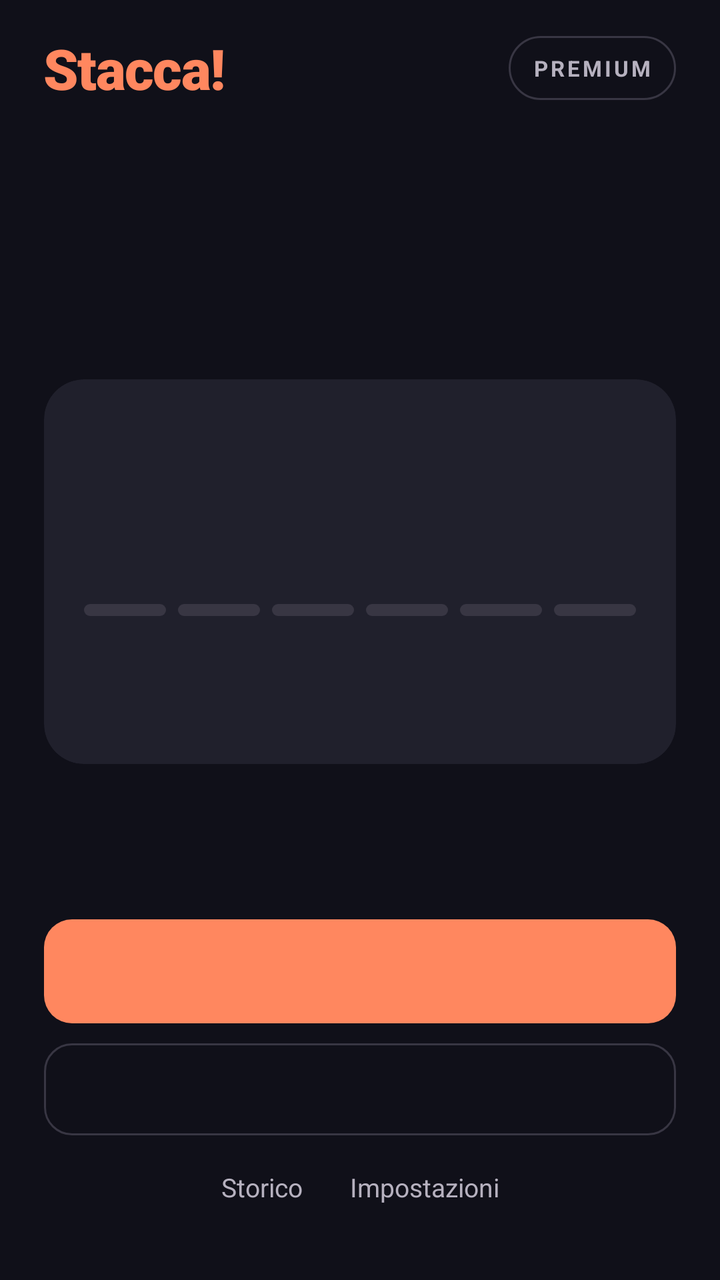
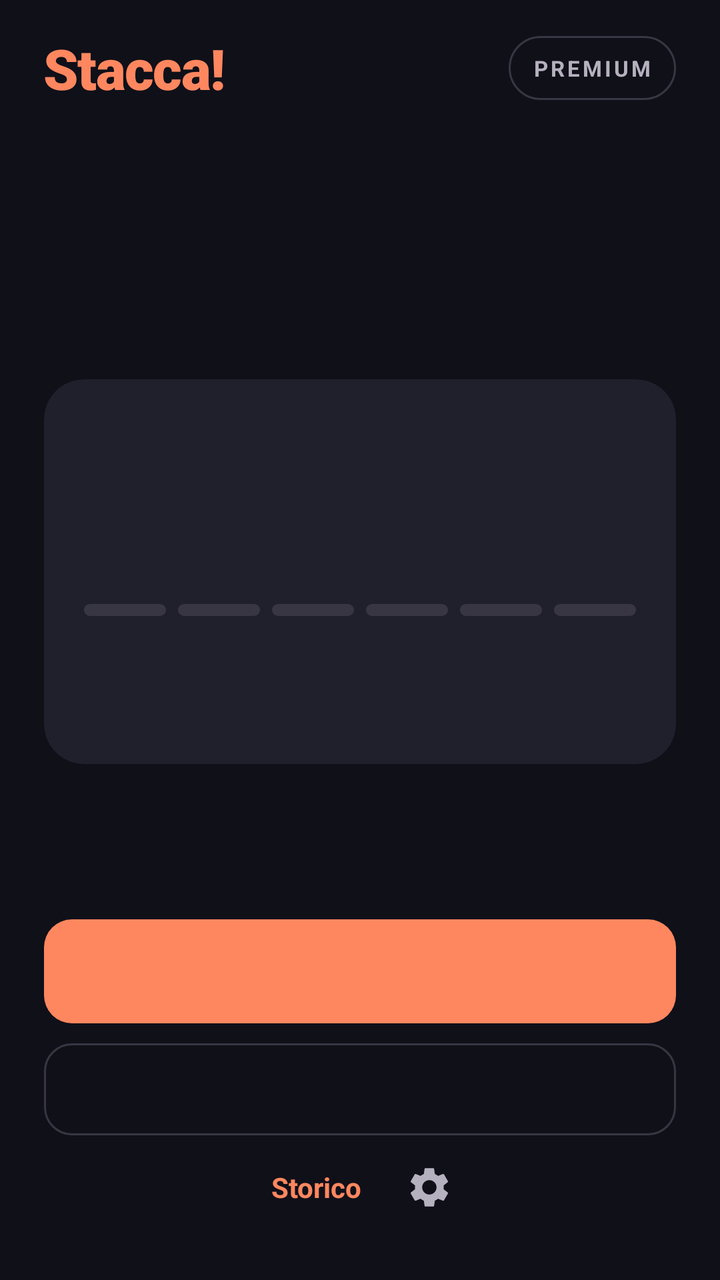

The first picture is an Android layout as it rendered before a commit; the second is the same layout after the commit. The layout source and the unified diff follow.
<!-- AndroidManifest.xml: activity theme Theme.Stacca -->
<!-- res/layout/activity_main.xml -->
<?xml version="1.0" encoding="utf-8"?>
<ScrollView xmlns:android="http://schemas.android.com/apk/res/android"
    xmlns:app="http://schemas.android.com/apk/res-auto"
    android:layout_width="match_parent"
    android:layout_height="match_parent"
    android:background="@color/home_bg"
    android:fillViewport="true">

    <LinearLayout
        android:layout_width="match_parent"
        android:layout_height="match_parent"
        android:orientation="vertical"
        android:paddingStart="22dp"
        android:paddingEnd="22dp"
        android:paddingTop="12dp"
        android:paddingBottom="8dp">

        
        <LinearLayout
            android:layout_width="match_parent"
            android:layout_height="wrap_content"
            android:orientation="horizontal"
            android:gravity="center_vertical"
            android:minHeight="44dp">

            <TextView
                android:id="@+id/tvAppTitle"
                android:layout_width="0dp"
                android:layout_height="wrap_content"
                android:layout_weight="1"
                android:text="@string/app_name"
                android:textSize="28sp"
                android:fontFamily="sans-serif-black"
                android:letterSpacing="-0.02"
                android:textColor="@color/home_accent" />

            <TextView
                android:id="@+id/tvPremiumBadge"
                android:layout_width="wrap_content"
                android:layout_height="wrap_content"
                android:minHeight="32dp"
                android:gravity="center"
                android:background="@drawable/bg_badge"
                android:paddingStart="12dp"
                android:paddingEnd="12dp"
                android:text="@string/premium_badge"
                android:textSize="11sp"
                android:textStyle="bold"
                android:letterSpacing="0.12"
                android:textColor="@color/home_text_secondary" />
        </LinearLayout>

        
        <LinearLayout
            android:id="@+id/cardPermissions"
            android:layout_width="match_parent"
            android:layout_height="0dp"
            android:layout_weight="1"
            android:paddingBottom="40dp"
            android:orientation="vertical"
            android:visibility="gone">

            
            <TextView
                android:layout_width="wrap_content"
                android:layout_height="wrap_content"
                android:layout_marginTop="20dp"
                android:text="@string/perm_v2_label"
                android:textSize="12sp"
                android:textStyle="bold"
                android:letterSpacing="0.14"
                android:textColor="@color/home_accent" />

            <TextView
                android:layout_width="match_parent"
                android:layout_height="wrap_content"
                android:layout_marginTop="6dp"
                android:text="@string/perm_v2_title"
                android:textSize="18sp"
                android:textStyle="bold"
                android:textColor="@color/home_text" />

            
            <Space
                android:layout_width="match_parent"
                android:layout_height="0dp"
                android:layout_weight="1"
                android:minHeight="16dp" />

            <com.google.android.material.card.MaterialCardView
                style="@style/Stacca.Settings.Card">

                <LinearLayout
                    android:layout_width="match_parent"
                    android:layout_height="wrap_content"
                    android:orientation="vertical">

                    <LinearLayout
                        android:id="@+id/rowPermNotification"
                        style="@style/Stacca.Settings.Row"
                        android:background="?attr/selectableItemBackground">
                        <LinearLayout style="@style/Stacca.Settings.RowTexts">
                            <TextView style="@style/Stacca.Settings.RowTitle" android:text="@string/perm_v2_notif_title" />
                            <TextView style="@style/Stacca.Settings.RowDesc" android:text="@string/perm_v2_notif_desc" />
                        </LinearLayout>
                        <TextView
                            android:id="@+id/tvPermNotification"
                            style="@style/Stacca.Permission.Status" />
                    </LinearLayout>

                    <View style="@style/Stacca.Settings.Divider" />

                    <LinearLayout
                        android:id="@+id/rowPermExactAlarm"
                        style="@style/Stacca.Settings.Row"
                        android:background="?attr/selectableItemBackground">
                        <LinearLayout style="@style/Stacca.Settings.RowTexts">
                            <TextView style="@style/Stacca.Settings.RowTitle" android:text="@string/perm_v2_exact_title" />
                            <TextView style="@style/Stacca.Settings.RowDesc" android:text="@string/perm_v2_exact_desc" />
                        </LinearLayout>
                        <TextView
                            android:id="@+id/tvPermExactAlarm"
                            style="@style/Stacca.Permission.Status" />
                    </LinearLayout>

                    <View style="@style/Stacca.Settings.Divider" />

                    <LinearLayout
                        android:id="@+id/rowPermBattery"
                        style="@style/Stacca.Settings.Row"
                        android:background="?attr/selectableItemBackground">
                        <LinearLayout style="@style/Stacca.Settings.RowTexts">
                            <TextView style="@style/Stacca.Settings.RowTitle" android:text="@string/perm_v2_battery_title" />
                            <TextView style="@style/Stacca.Settings.RowDesc" android:text="@string/perm_v2_battery_desc" />
                        </LinearLayout>
                        <TextView
                            android:id="@+id/tvPermBattery"
                            style="@style/Stacca.Permission.Status" />
                    </LinearLayout>
                </LinearLayout>
            </com.google.android.material.card.MaterialCardView>

            <Space
                android:layout_width="match_parent"
                android:layout_height="0dp"
                android:layout_weight="1" />
        </LinearLayout>

        
        <LinearLayout
            android:id="@+id/homeContent"
            android:layout_width="match_parent"
            android:layout_height="0dp"
            android:layout_weight="1"
            android:orientation="vertical">

            <Space
                android:id="@+id/spaceTop"
                android:layout_width="match_parent"
                android:layout_height="20dp" />

            
            <TextView
                android:id="@+id/tvHeroLabel"
                android:layout_width="wrap_content"
                android:layout_height="wrap_content"
                android:textSize="12sp"
                android:textStyle="bold"
                android:letterSpacing="0.14"
                android:textColor="@color/home_text_secondary" />

            <TextView
                android:id="@+id/tvHeroTitle"
                android:layout_width="match_parent"
                android:layout_height="wrap_content"
                android:layout_marginTop="10dp"
                android:textSize="30sp"
                android:fontFamily="sans-serif-black"
                android:lineSpacingMultiplier="1.08"
                android:letterSpacing="-0.01"
                android:textColor="@color/home_text" />

            <TextView
                android:id="@+id/tvHeroSub"
                android:layout_width="match_parent"
                android:layout_height="wrap_content"
                android:layout_marginTop="8dp"
                android:textSize="14sp"
                android:textColor="@color/home_text_secondary" />

            
            <com.google.android.material.card.MaterialCardView
                android:id="@+id/cardInfo"
                android:layout_width="match_parent"
                android:layout_height="wrap_content"
                android:layout_marginTop="20dp"
                app:cardBackgroundColor="@color/home_surface"
                app:cardCornerRadius="20dp"
                app:cardElevation="0dp"
                app:strokeWidth="0dp">

                <LinearLayout
                    android:layout_width="match_parent"
                    android:layout_height="wrap_content"
                    android:orientation="vertical"
                    android:padding="20dp">

                    <TextView
                        android:id="@+id/tvCardLabel"
                        android:layout_width="wrap_content"
                        android:layout_height="wrap_content"
                        android:textSize="12sp"
                        android:textStyle="bold"
                        android:letterSpacing="0.14"
                        android:textColor="@color/home_text_secondary" />

                    <TextView
                        android:id="@+id/tvCardValue"
                        android:layout_width="wrap_content"
                        android:layout_height="wrap_content"
                        android:layout_marginTop="6dp"
                        android:textSize="46sp"
                        android:textStyle="bold"
                        android:fontFeatureSettings="tnum"
                        android:letterSpacing="-0.02"
                        android:includeFontPadding="false"
                        android:textColor="@color/home_text" />

                    
                    <LinearLayout
                        android:id="@+id/segments"
                        android:layout_width="match_parent"
                        android:layout_height="6dp"
                        android:layout_marginTop="16dp"
                        android:orientation="horizontal">

                        <View android:id="@+id/seg1" android:layout_width="0dp" android:layout_height="match_parent" android:layout_weight="1" android:layout_marginEnd="6dp" android:background="@drawable/bg_segment" />
                        <View android:id="@+id/seg2" android:layout_width="0dp" android:layout_height="match_parent" android:layout_weight="1" android:layout_marginEnd="6dp" android:background="@drawable/bg_segment" />
                        <View android:id="@+id/seg3" android:layout_width="0dp" android:layout_height="match_parent" android:layout_weight="1" android:layout_marginEnd="6dp" android:background="@drawable/bg_segment" />
                        <View android:id="@+id/seg4" android:layout_width="0dp" android:layout_height="match_parent" android:layout_weight="1" android:layout_marginEnd="6dp" android:background="@drawable/bg_segment" />
                        <View android:id="@+id/seg5" android:layout_width="0dp" android:layout_height="match_parent" android:layout_weight="1" android:layout_marginEnd="6dp" android:background="@drawable/bg_segment" />
                        <View android:id="@+id/seg6" android:layout_width="0dp" android:layout_height="match_parent" android:layout_weight="1" android:background="@drawable/bg_segment" />
                    </LinearLayout>

                    
                    <LinearLayout
                        android:layout_width="match_parent"
                        android:layout_height="wrap_content"
                        android:layout_marginTop="10dp"
                        android:orientation="horizontal"
                        android:gravity="center_vertical">

                        <TextView
                            android:id="@+id/tvCardFootLeft"
                            android:layout_width="0dp"
                            android:layout_height="wrap_content"
                            android:layout_weight="1"
                            android:textSize="13sp"
                            android:textColor="@color/home_text_secondary" />

                        <TextView
                            android:id="@+id/tvCardFootRight"
                            android:layout_width="wrap_content"
                            android:layout_height="wrap_content"
                            android:minHeight="44dp"
                            android:minWidth="44dp"
                            android:gravity="center_vertical|end"
                            android:textSize="13sp"
                            android:fontFeatureSettings="tnum"
                            android:textColor="@color/home_text_secondary" />
                    </LinearLayout>

                </LinearLayout>
            </com.google.android.material.card.MaterialCardView>

            <Space
                android:id="@+id/spaceBottom"
                android:layout_width="match_parent"
                android:layout_height="0dp"
                android:layout_weight="3"
                android:minHeight="20dp" />

            
            <TextView
                android:id="@+id/tvExplain"
                android:layout_width="match_parent"
                android:layout_height="wrap_content"
                android:layout_marginBottom="10dp"
                android:textSize="14sp"
                android:textColor="@color/home_text_secondary" />

            
            <com.google.android.material.button.MaterialButton
                android:id="@+id/btnPrimary"
                android:layout_width="match_parent"
                android:layout_height="52dp"
                android:insetTop="0dp"
                android:insetBottom="0dp"
                android:textSize="17sp"
                android:textStyle="bold"
                android:textAllCaps="false"
                android:letterSpacing="0"
                android:textColor="@color/home_on_accent"
                app:backgroundTint="@color/home_accent"
                app:cornerRadius="14dp"
                app:elevation="0dp" />

            <com.google.android.material.button.MaterialButton
                android:id="@+id/btnSecondary"
                style="@style/Widget.Material3.Button.OutlinedButton"
                android:layout_width="match_parent"
                android:layout_height="46dp"
                android:layout_marginTop="10dp"
                android:insetTop="0dp"
                android:insetBottom="0dp"
                android:textSize="15sp"
                android:textStyle="bold"
                android:textAllCaps="false"
                android:letterSpacing="0"
                android:textColor="@color/home_text"
                app:strokeColor="@color/home_border"
                app:strokeWidth="1dp"
                app:cornerRadius="14dp" />

            
            <LinearLayout
                android:layout_width="match_parent"
                android:layout_height="wrap_content"
                android:layout_marginTop="4dp"
                android:orientation="horizontal"
                android:gravity="center">

                <TextView
                    android:id="@+id/tvSnooze"
                    android:layout_width="0dp"
                    android:layout_height="wrap_content"
                    android:layout_weight="1"
                    android:minHeight="44dp"
                    android:gravity="center_vertical|start"
                    android:textSize="14sp"
                    android:textColor="@color/home_text"
                    android:background="?attr/selectableItemBackground"
                    android:visibility="gone" />

                <TextView
                    android:id="@+id/btnHistory"
                    android:layout_width="wrap_content"
                    android:layout_height="wrap_content"
                    android:minHeight="44dp"
                    android:minWidth="44dp"
                    android:paddingStart="12dp"
                    android:paddingEnd="12dp"
                    android:gravity="center"
                    android:text="@string/history_screen_title"
                    android:textSize="13sp"
                    android:textColor="@color/home_text_secondary"
                    android:background="?attr/selectableItemBackgroundBorderless" />

                <TextView
                    android:id="@+id/btnSettings"
                    android:layout_width="wrap_content"
                    android:layout_height="wrap_content"
                    android:minHeight="44dp"
                    android:minWidth="44dp"
                    android:paddingStart="12dp"
                    android:paddingEnd="12dp"
                    android:gravity="center"
                    android:text="@string/home_settings"
                    android:textSize="13sp"
                    android:textColor="@color/home_text_secondary"
                    android:background="?attr/selectableItemBackgroundBorderless" />
            </LinearLayout>

            
            <Space
                android:layout_width="match_parent"
                android:layout_height="0dp"
                android:layout_weight="1" />

        </LinearLayout>

    </LinearLayout>
</ScrollView>
<!-- resources referenced by this layout -->
<resources>
  <color name="home_accent">#FF875F</color>
  <color name="home_bg">#101019</color>
  <color name="home_border">#383643</color>
  <color name="home_on_accent">#20110B</color>
  <color name="home_surface">#20202C</color>
  <color name="home_text">#F8F5F0</color>
  <color name="home_text_secondary">#B6B1BF</color>
  <!-- drawable bg_segment (drawable) -->
  <?xml version="1.0" encoding="utf-8"?>
  <shape xmlns:android="http://schemas.android.com/apk/res/android"
      android:shape="rectangle">
      <solid android:color="@color/home_border" />
      <corners android:radius="3dp" />
  </shape>
  <string name="app_name">Stacca!</string>
  <string name="history_screen_title">Storico</string>
  <string name="home_settings">Impostazioni</string>
  <string name="perm_v2_battery_desc">Per non farmi addormentare da Android.</string>
  <string name="perm_v2_battery_title">Batteria senza limiti</string>
  <string name="perm_v2_exact_desc">Per suonare all\'orario giusto, non dopo.</string>
  <string name="perm_v2_exact_title">Allarmi puntuali</string>
  <string name="perm_v2_label">PRIMA DI INIZIARE</string>
  <string name="perm_v2_notif_desc">Per dirti quando è ora di staccare.</string>
  <string name="perm_v2_notif_title">Notifiche</string>
  <string name="perm_v2_title">Tre permessi e sono pronta.</string>
  <string name="premium_badge">PREMIUM</string>
  <style name="Stacca.Settings.Divider">
          <item name="android:layout_width">match_parent</item>
          <item name="android:layout_height">1dp</item>
          <item name="android:layout_marginStart">20dp</item>
          <item name="android:background">@color/home_border</item>
      </style>
  <style name="Stacca.Settings.RowTexts">
          <item name="android:layout_width">0dp</item>
          <item name="android:layout_height">wrap_content</item>
          <item name="android:layout_weight">1</item>
          <item name="android:layout_marginEnd">12dp</item>
          <item name="android:orientation">vertical</item>
      </style>
  <dimen name="settings_row_min_height">52dp</dimen>
  <dimen name="settings_row_padding_v">10dp</dimen>
  <color name="primary">#FF6B35</color>
  <color name="primary_dark">#E55A2B</color>
  <color name="on_primary">#FFFFFF</color>
  <color name="secondary">#7B2FF7</color>
  <color name="on_secondary">#FFFFFF</color>
  <color name="tertiary">#00C9A7</color>
  <color name="on_tertiary">#FFFFFF</color>
  <color name="background_dark">#0D0D1A</color>
  <color name="surface">#16213E</color>
  <color name="surface_variant">#1E2A4A</color>
  <color name="text_primary">#FFFFFF</color>
  <color name="text_secondary">#B0B0CC</color>
  <color name="text_hint">#6E6E8A</color>
  <!-- unchanged entries left out for length: 7 -->
</resources>

<!-- the commit's change to res/layout/activity_main.xml (unified diff, before → after) -->
@@ -352,22 +352,20 @@
                     android:paddingEnd="12dp"
                     android:gravity="center"
                     android:text="@string/history_screen_title"
-                    android:textSize="13sp"
-                    android:textColor="@color/home_text_secondary"
+                    android:textSize="14sp"
+                    android:textStyle="bold"
+                    android:textColor="@color/home_accent"
                     android:background="?attr/selectableItemBackgroundBorderless" />
 
-                <TextView
+                
+                <ImageView
                     android:id="@+id/btnSettings"
-                    android:layout_width="wrap_content"
-                    android:layout_height="wrap_content"
-                    android:minHeight="44dp"
-                    android:minWidth="44dp"
-                    android:paddingStart="12dp"
-                    android:paddingEnd="12dp"
-                    android:gravity="center"
-                    android:text="@string/home_settings"
-                    android:textSize="13sp"
-                    android:textColor="@color/home_text_secondary"
+                    android:layout_width="44dp"
+                    android:layout_height="44dp"
+                    android:padding="10dp"
+                    android:src="@drawable/ic_settings"
+                    android:contentDescription="@string/home_settings"
+                    app:tint="@color/home_text_secondary"
                     android:background="?attr/selectableItemBackgroundBorderless" />
             </LinearLayout>
 
<!-- resource entries referenced after the edit -->
@@ -14,6 +14,17 @@
       <solid android:color="@color/home_border" />
       <corners android:radius="3dp" />
   </shape>
+  <!-- drawable ic_settings (drawable) -->
+  <?xml version="1.0" encoding="utf-8"?>
+  <vector xmlns:android="http://schemas.android.com/apk/res/android"
+      android:width="24dp"
+      android:height="24dp"
+      android:viewportWidth="24"
+      android:viewportHeight="24">
+      <path
+          android:fillColor="#FFFFFFFF"
+          android:pathData="M19.14,12.94c0.04,-0.3 0.06,-0.61 0.06,-0.94c0,-0.32 -0.02,-0.64 -0.07,-0.94l2.03,-1.58c0.18,-0.14 0.23,-0.41 0.12,-0.61l-1.92,-3.32c-0.12,-0.22 -0.37,-0.29 -0.59,-0.22l-2.39,0.96c-0.5,-0.38 -1.03,-0.7 -1.62,-0.94L14.4,2.81c-0.04,-0.24 -0.24,-0.41 -0.48,-0.41h-3.84c-0.24,0 -0.43,0.17 -0.47,0.41L9.25,5.35C8.66,5.59 8.12,5.92 7.63,6.29L5.24,5.33c-0.22,-0.08 -0.47,0 -0.59,0.22L2.74,8.87C2.62,9.08 2.66,9.34 2.86,9.48l2.03,1.58C4.84,11.36 4.8,11.69 4.8,12s0.02,0.64 0.07,0.94l-2.03,1.58c-0.18,0.14 -0.23,0.41 -0.12,0.61l1.92,3.32c0.12,0.22 0.37,0.29 0.59,0.22l2.39,-0.96c0.5,0.38 1.03,0.7 1.62,0.94l0.36,2.54c0.05,0.24 0.24,0.41 0.48,0.41h3.84c0.24,0 0.44,-0.17 0.47,-0.41l0.36,-2.54c0.59,-0.24 1.13,-0.56 1.62,-0.94l2.39,0.96c0.22,0.08 0.47,0 0.59,-0.22l1.92,-3.32c0.12,-0.22 0.07,-0.47 -0.12,-0.61L19.14,12.94zM12,15.6c-1.98,0 -3.6,-1.62 -3.6,-3.6s1.62,-3.6 3.6,-3.6s3.6,1.62 3.6,3.6S13.98,15.6 12,15.6z" />
+  </vector>
   <string name="app_name">Stacca!</string>
   <string name="history_screen_title">Storico</string>
   <string name="home_settings">Impostazioni</string>
